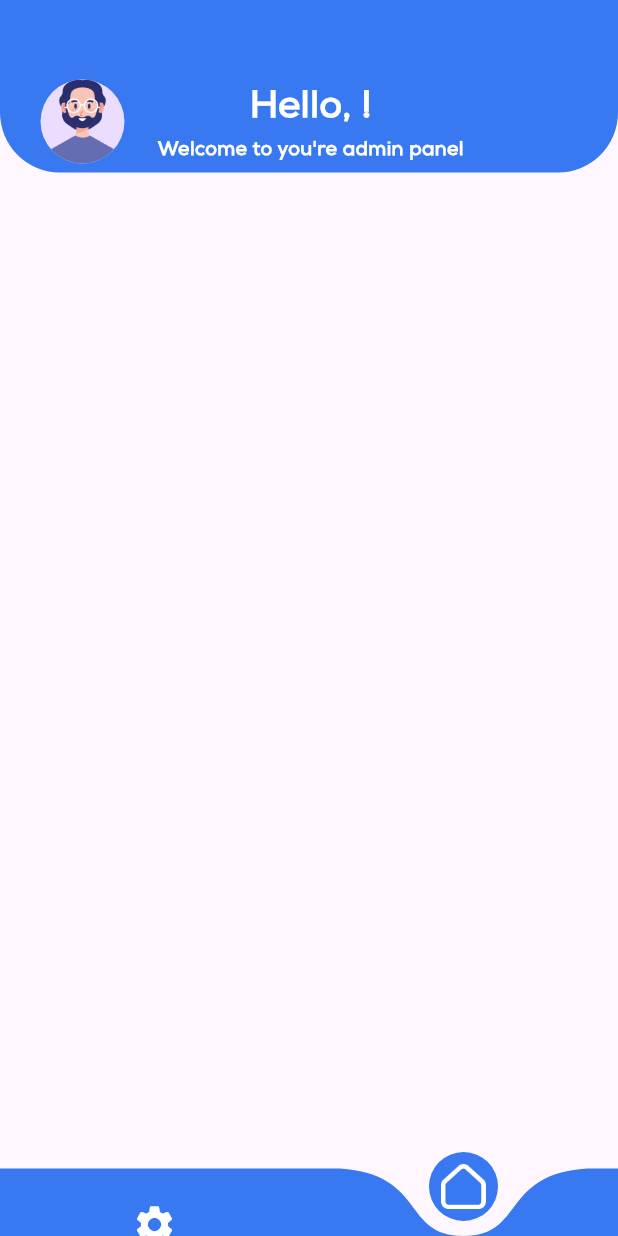
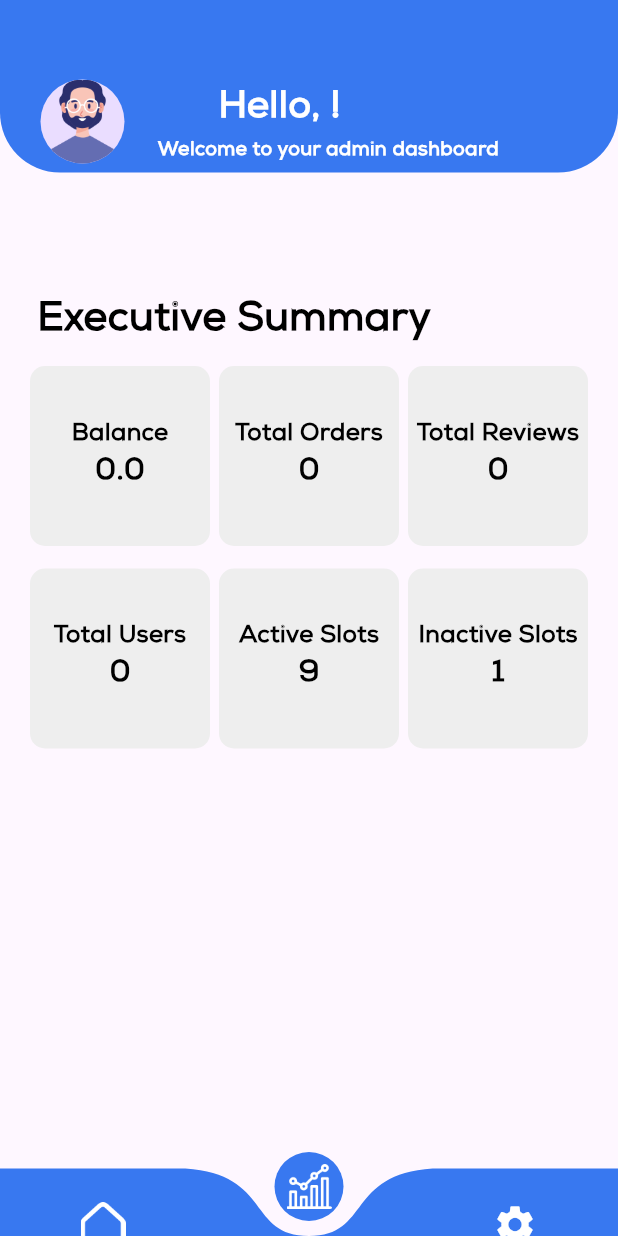
Before and after one commit to i-godz/ParkYaCar, a Flutter app: the AdminHomeNavigator screen opened by its route, on a phone screen of 412 x 824 dp. Run offline on Flutter 3.47's test engine with Material 3 defaults, Android fonts, the light colour scheme and no system bars; drawn by our look-alikes of curved_navigation_bar; our stand-ins replace cloud_firestore, dio, firebase_auth, firebase_core, firebase_storage, flutter_rating_bar and 7 more; missing offline and left inert: qr_code_scanner; accounts and stored records are empty.

Commit message:
added admin dashboard

```diff
--- a/lib/core/utils/app_images.dart
+++ b/lib/core/utils/app_images.dart
@@ -25,6 +25,7 @@ class AppImages {
   static const String OpencameraIcon = "assets/icons/OpencameraIcon.png";
   static const String lineIcon = "assets/icons/line.png";
   static const String carOne = "assets/images/car-1.png";
+ static const String report = "assets/icons/report.png";
 
 //  Profile Screen
   static const String userPicture = "assets/images/user.png";
@@ -47,6 +48,9 @@ class AppImages {
  static const String bottomGateIcon = "assets/icons/gateIcon_2.png";
  static const String parkingHistory = "assets/icons/history.png";
  static const String noData = "assets/images/Nodata.png";
+ static const String cashPayment = "assets/icons/cashPayment.png";
+
+
 
 // Help and Support
   static const String CheerUp = "assets/images/CheerUp.png";
--- a/lib/core/utils/app_route.dart
+++ b/lib/core/utils/app_route.dart
@@ -4,8 +4,9 @@ import 'package:demoapp/features/Authentication/Login/email_forget_password.dart
 import 'package:demoapp/features/Homepage/Camera/Generate_QrCode.dart';
 import 'package:demoapp/features/Homepage/Camera/Qr_Screen.dart';
 import 'package:demoapp/features/Homepage/Home/Admin/AdminBottomNavigator.dart';
+import 'package:demoapp/features/Homepage/Home/Admin/AdminSummary.dart';
 import 'package:demoapp/features/Homepage/Home/Admin/Adminhomepage.dart';
-import 'package:demoapp/features/Homepage/Profile/User/Parking_History/parking_history.dart';
+import 'package:demoapp/features/Homepage/Profile/User/Parking_History/ParkingHistory.dart';
 import 'package:demoapp/features/Payment_Manager/PaymentPage.dart';
 import 'package:demoapp/features/Homepage/Home/User/HomeNavigator.dart';
 import 'package:demoapp/features/Homepage/Home/User/Userhomepage.dart';
@@ -13,7 +14,7 @@ import 'package:demoapp/features/Authentication/Login/loginScreen.dart';
 import 'package:demoapp/features/Authentication/Login/phone_forget_password.dart';
 import 'package:demoapp/features/Authentication/Register/registerScreen.dart';
 import 'package:demoapp/features/Authentication/Register/verify_registration.dart';
-import 'package:demoapp/features/Homepage/Profile/Admin/Add_Admin_Account.dart';
+import 'package:demoapp/features/Homepage/Profile/Admin/AdminSettings.dart';
 import 'package:demoapp/features/Homepage/Profile/Admin/AdminProfile.dart';
 import 'package:demoapp/features/Homepage/Profile/User/AboutUs/about_us.dart';
 import 'package:demoapp/features/Homepage/Profile/User/Account_Preferences/AccountPreference.dart';
@@ -54,12 +55,17 @@ class Routes {
   static const String HelpandSuport = "/HelpandSuport";
   static const String AdminHomeNavigator = "/AdminHomeNavigator";
   static const String ParkingHistory = "/ParkingHistory";
+  static const String AdminSummary = "/AdminSummary";
 
 }
 class AppRoutes {
   static Route<dynamic> generate(RouteSettings settings) {
     switch (settings.name) {
 
+case Routes.AdminSummary: // Add this case
+        return MaterialPageRoute(
+          builder: (context) =>  AdminSummary(),
+        );
 
 case Routes.AdminHomeNavigator: // Add this case
         return MaterialPageRoute(
--- a/lib/features/Homepage/Home/Admin/AdminBottomNavigator.dart
+++ b/lib/features/Homepage/Home/Admin/AdminBottomNavigator.dart
@@ -4,6 +4,7 @@ import 'package:curved_navigation_bar/curved_navigation_bar.dart';
 import 'package:demoapp/core/utils/app_images.dart';
 import 'package:demoapp/features/Authentication/Register/registerScreen.dart';
 import 'package:demoapp/features/Homepage/Camera/Qr_Screen.dart';
+import 'package:demoapp/features/Homepage/Home/Admin/AdminSummary.dart';
 import 'package:demoapp/features/Homepage/Home/Admin/Adminhomepage.dart';
 import 'package:demoapp/features/Homepage/Home/User/Userhomepage.dart';
 import 'package:demoapp/features/Homepage/Profile/Admin/AdminProfile.dart';
@@ -36,10 +37,12 @@ class _AdminHomeNavigatorState extends State<AdminHomeNavigator> {
             height: 45.0,
             index: index,
             items: <Widget>[
-                            const Icon(Icons.settings, size: 30),
 
               Image.asset(AppImages.homeIcon,
                   width: 30, height: 30, color: Colors.white),
+                  Image.asset(AppImages.report,
+                  width: 30, height: 30, color: Colors.white),
+              const Icon(Icons.settings, size: 30)
             ],
             color: AppColors.lightBlue,
             buttonBackgroundColor: AppColors.lightBlue,
@@ -64,10 +67,12 @@ class _AdminHomeNavigatorState extends State<AdminHomeNavigator> {
     // Implement logic to build different pages based on the index
     switch (index) {
       case 0:
+        return AdminHomeScreen();
+      case 1:
+        return AdminSummary();
+      case 2:
+      default:
         return AdminProfileScreen();
-      case 1:
-      default:
-        return AdminHomeScreen();
     }
   }
 }
--- /dev/null
+++ b/lib/features/Homepage/Home/Admin/AdminSummary.dart
@@ -0,0 +1,413 @@
+import 'package:cloud_firestore/cloud_firestore.dart';
+import 'package:demoapp/core/utils/app_colors.dart';
+import 'package:demoapp/core/utils/app_images.dart';
+import 'package:firebase_auth/firebase_auth.dart';
+import 'package:flutter/material.dart';
+
+class AdminSummary extends StatefulWidget {
+  const AdminSummary({Key? key}) : super(key: key);
+
+  @override
+  _AdminSummaryState createState() => _AdminSummaryState();
+}
+
+class _AdminSummaryState extends State<AdminSummary> {
+  final firestore = FirebaseFirestore.instance;
+  final FirebaseAuth _auth = FirebaseAuth.instance;
+
+  String userName = "";
+  String imageUrl = '';
+  int totalTransactions = 0;
+  double totalBalance = 0.0;
+  int totalCustomerUsers = 0;
+  int usersWithRatingCount = 0;
+
+  @override
+  void initState() {
+    super.initState();
+    getData();
+  }
+
+  Future<void> getData() async {
+    User? user = _auth.currentUser;
+    if (user != null) {
+      final DocumentSnapshot userDocs =
+          await firestore.collection("users").doc(user.uid).get();
+
+      if (userDocs.exists) {
+        Map<String, dynamic>? data = userDocs.data() as Map<String, dynamic>?;
+
+        if (data != null) {
+          String fullName = data["name"];
+          List<String> nameParts = fullName.split(" ");
+          if (nameParts.isNotEmpty) {
+            userName = nameParts[0];
+          } else {
+            userName = fullName;
+          }
+
+          // Fetch the user's image URL
+          String? userImageUrl = data["ProfileImage"] as String?;
+          if (userImageUrl != null) {
+            setState(() {
+              imageUrl = userImageUrl; // Update the imageUrl
+            });
+          }
+        }
+      }
+    }
+
+    // Get total transactions count
+    final QuerySnapshot transactionSnapshot =
+        await firestore.collection('transactions').get();
+    totalTransactions = transactionSnapshot.docs.length;
+
+    // Get total balance
+    final QuerySnapshot balanceSnapshot =
+        await firestore.collection('transactions').get();
+    double total = 0.0;
+    for (final doc in balanceSnapshot.docs) {
+      final data = doc.data() as Map<String, dynamic>; // Explicit casting here
+      if (data != null && data['due_amount_paid'] != null) {
+        total +=
+            data['due_amount_paid'] as double; // Ensure the type is correct
+      }
+    }
+    totalBalance = total;
+
+// Get total count of users with role 'Customer'
+    final QuerySnapshot usersSnapshot = await firestore
+        .collection('users')
+        .where('role', isEqualTo: 'Customer')
+        .get();
+    totalCustomerUsers = usersSnapshot.docs.length;
+
+// Initialize a counter for users who left an app rating
+
+// Iterate over each user document
+    for (final userDoc in usersSnapshot.docs) {
+      // Get the user data as a map
+      final userData = userDoc.data() as Map<String, dynamic>;
+
+      // Check if the user has an AppRating field and it's not null
+      if (userData.containsKey('AppRating') && userData['AppRating'] != null) {
+        // Increment the counter if the user left an app rating
+        usersWithRatingCount++;
+      }
+    }
+
+    if (mounted) {
+      // Check if the widget is still mounted before calling setState
+      setState(() {}); // Set state to rebuild the UI after fetching data
+    }
+  }
+
+  @override
+  Widget build(BuildContext context) {
+    ImageProvider userImageProvider;
+
+    if (imageUrl.isNotEmpty) {
+      userImageProvider = NetworkImage(imageUrl);
+    } else {
+      userImageProvider = const AssetImage(AppImages.userPicture);
+    }
+
+    return Scaffold(
+      body: SafeArea(
+        top: false,
+        child: SingleChildScrollView(
+          child: Column(
+            children: [
+              Container(
+                width: double.infinity,
+                height: 115,
+                decoration: const BoxDecoration(
+                  color: AppColors.lightBlue,
+                  borderRadius: BorderRadius.only(
+                    bottomLeft: Radius.circular(40.0),
+                    bottomRight: Radius.circular(40.0),
+                  ),
+                ),
+                child: Center(
+                  child: Row(
+                    children: [
+                      Padding(
+                        padding: const EdgeInsets.fromLTRB(25, 47, 0, 0),
+                        child: Container(
+                          width: 60,
+                          height: 60,
+                          decoration: BoxDecoration(
+                            shape: BoxShape.circle,
+                            border: Border.all(
+                              color: AppColors.lightBlue,
+                              width: 2,
+                            ),
+                          ),
+                          child: Stack(
+                            fit: StackFit.expand,
+                            clipBehavior: Clip.none,
+                            children: [
+                              CircleAvatar(
+                                backgroundImage: userImageProvider,
+                              ),
+                            ],
+                          ),
+                        ),
+                      ),
+                      Column(
+                        children: [
+                          Container(
+                            padding: const EdgeInsets.fromLTRB(0, 55, 45, 0),
+                            child: Text(
+                              "Hello, $userName!",
+                              style: const TextStyle(
+                                fontSize: 25,
+                                fontWeight: FontWeight.bold,
+                                color: Colors.white,
+                                fontFamily: "Nexa",
+                              ),
+                            ),
+                          ),
+                          Container(
+                            padding: const EdgeInsets.fromLTRB(20, 0, 0, 0),
+                            child: const Text(
+                              "Welcome to your admin dashboard",
+                              style: TextStyle(
+                                fontSize: 13,
+                                fontWeight: FontWeight.bold,
+                                color: Colors.white,
+                                fontFamily: "Nexa",
+                              ),
+                            ),
+                          ),
+                        ],
+                      ),
+                    ],
+                  ),
+                ),
+              ),
+              const SizedBox(height: 60),
+              Padding(
+                padding: const EdgeInsets.all(20.0),
+                child: Column(
+                  children: [
+                    Container(
+                      padding: const EdgeInsets.fromLTRB(0, 0, 100, 0),
+                      child: const Text(
+                        "Executive Summary",
+                        style: TextStyle(
+                          fontSize: 27,
+                          fontWeight: FontWeight.bold,
+                          color: Colors.black,
+                          fontFamily: "Nexa",
+                        ),
+                      ),
+                    ),
+                    const SizedBox(height: 10),
+                    Row(
+                      mainAxisAlignment: MainAxisAlignment.spaceBetween,
+                      children: [
+                        Container(
+                          width: 120,
+                          height: 120,
+                          decoration: BoxDecoration(
+                            color: const Color(0xFFEEEEEE),
+                            borderRadius: BorderRadius.circular(10.0),
+                          ),
+                          child: Column(
+                            mainAxisAlignment: MainAxisAlignment.center,
+                            children: [
+                              Text(
+                                "Balance",
+                                style: const TextStyle(
+                                  fontSize: 16,
+                                  fontWeight: FontWeight.bold,
+                                  color: Colors.black,
+                                  fontFamily: "Nexa",
+                                ),
+                              ),
+                              Text(
+                                "$totalBalance", // Replace with actual total order count
+                                style: const TextStyle(
+                                  fontSize: 20,
+                                  fontWeight: FontWeight.bold,
+                                  color: Colors.black,
+                                  fontFamily: "Nexa",
+                                ),
+                              ),
+                            ],
+                          ),
+                        ),
+                        Container(
+                          width: 120,
+                          height: 120,
+                          decoration: BoxDecoration(
+                            color: const Color(0xFFEEEEEE),
+                            borderRadius: BorderRadius.circular(10.0),
+                          ),
+                          child: Column(
+                            mainAxisAlignment: MainAxisAlignment.center,
+                            children: [
+                              Text(
+                                "Total Orders",
+                                style: const TextStyle(
+                                  fontSize: 16,
+                                  fontWeight: FontWeight.bold,
+                                  color: Colors.black,
+                                  fontFamily: "Nexa",
+                                ),
+                              ),
+                              Text(
+                                "$totalTransactions", // Replace with actual total review count
+                                style: const TextStyle(
+                                  fontSize: 20,
+                                  fontWeight: FontWeight.bold,
+                                  color: Colors.black,
+                                  fontFamily: "Nexa",
+                                ),
+                              ),
+                            ],
+                          ),
+                        ),
+                        Container(
+                          width: 120,
+                          height: 120,
+                          decoration: BoxDecoration(
+                            color: const Color(0xFFEEEEEE),
+                            borderRadius: BorderRadius.circular(10.0),
+                          ),
+                          child: Column(
+                            mainAxisAlignment: MainAxisAlignment.center,
+                            children: [
+                              Text(
+                                "Total Reviews",
+                                style: const TextStyle(
+                                  fontSize: 16,
+                                  fontWeight: FontWeight.bold,
+                                  color: Colors.black,
+                                  fontFamily: "Nexa",
+                                ),
+                              ),
+                              Text(
+                                "$usersWithRatingCount", // Replace with actual pending order count
+                                style: const TextStyle(
+                                  fontSize: 20,
+                                  fontWeight: FontWeight.bold,
+                                  color: Colors.black,
+                                  fontFamily: "Nexa",
+                                ),
+                              ),
+                            ],
+                          ),
+                        ),
+                      ],
+                    ),
+                    const SizedBox(height: 15),
+                    Row(
+                      mainAxisAlignment: MainAxisAlignment.spaceBetween,
+                      children: [
+                        Container(
+                          width: 120,
+                          height: 120,
+                          decoration: BoxDecoration(
+                            color: const Color(0xFFEEEEEE),
+                            borderRadius: BorderRadius.circular(10.0),
+                          ),
+                          child: Column(
+                            mainAxisAlignment: MainAxisAlignment.center,
+                            children: [
+                              Text(
+                                "Total Users",
+                                style: const TextStyle(
+                                  fontSize: 16,
+                                  fontWeight: FontWeight.bold,
+                                  color: Colors.black,
+                                  fontFamily: "Nexa",
+                                ),
+                              ),
+                              Text(
+                                "$totalCustomerUsers", // Replace with actual total order count
+                                style: const TextStyle(
+                                  fontSize: 20,
+                                  fontWeight: FontWeight.bold,
+                                  color: Colors.black,
+                                  fontFamily: "Nexa",
+                                ),
+                              ),
+                            ],
+                          ),
+                        ),
+                        Container(
+                          width: 120,
+                          height: 120,
+                          decoration: BoxDecoration(
+                            color: const Color(0xFFEEEEEE),
+                            borderRadius: BorderRadius.circular(10.0),
+                          ),
+                          child: Column(
+                            mainAxisAlignment: MainAxisAlignment.center,
+                            children: [
+                              Text(
+                                "Active Slots",
+                                style: const TextStyle(
+                                  fontSize: 16,
+                                  fontWeight: FontWeight.bold,
+                                  color: Colors.black,
+                                  fontFamily: "Nexa",
+                                ),
+                              ),
+                              Text(
+                                "9", // Replace with actual total review count
+                                style: const TextStyle(
+                                  fontSize: 20,
+                                  fontWeight: FontWeight.bold,
+                                  color: Colors.black,
+                                  fontFamily: "Nexa",
+                                ),
+                              ),
+                            ],
+                          ),
+                        ),
+                        Container(
+                          width: 120,
+                          height: 120,
+                          decoration: BoxDecoration(
+                            color: const Color(0xFFEEEEEE),
+                            borderRadius: BorderRadius.circular(10.0),
+                          ),
+                          child: Column(
+                            mainAxisAlignment: MainAxisAlignment.center,
+                            children: [
+                              Text(
+                                "Inactive Slots",
+                                style: const TextStyle(
+                                  fontSize: 16,
+                                  fontWeight: FontWeight.bold,
+                                  color: Colors.black,
+                                  fontFamily: "Nexa",
+                                ),
+                              ),
+                              Text(
+                                "1", // Replace with actual pending order count
+                                style: const TextStyle(
+                                  fontSize: 20,
+                                  fontWeight: FontWeight.bold,
+                                  color: Colors.black,
+                                  fontFamily: "Nexa",
+                                ),
+                              ),
+                            ],
+                          ),
+                        ),
+                      ],
+                    ),
+                  ],
+                ),
+              ),
+            ],
+          ),
+        ),
+      ),
+    );
+  }
+}
--- a/lib/features/Homepage/Home/User/Userhomepage.dart
+++ b/lib/features/Homepage/Home/User/Userhomepage.dart
@@ -190,7 +190,7 @@ class _HomeScreenState extends State<homeScreen> {
               Stack(
                 children: [
                   Container(
-  margin: EdgeInsets.fromLTRB(16, 620, 16, 0), // Adjust margin as needed
+             margin: EdgeInsets.fromLTRB(16, 620, 16, 0), // Adjust margin as needed
   width: double.infinity,
   child: Text(
     "T W O            W A Y             T R A F F I C",
--- a/lib/features/Homepage/Profile/Admin/AdminProfile.dart
+++ b/lib/features/Homepage/Profile/Admin/AdminProfile.dart
@@ -12,6 +12,7 @@ import 'package:flutter/foundation.dart';
 import 'package:flutter/material.dart';
 import 'package:flutter_rating_bar/flutter_rating_bar.dart';
 import 'package:image_picker/image_picker.dart';
+import 'package:qr_code_scanner/qr_code_scanner.dart';
 
 class AdminProfileScreen extends StatefulWidget {
   AdminProfileScreen({Key? key}) : super(key: key);
@@ -29,6 +30,8 @@ class _AdminProfileScreen extends State<AdminProfileScreen> {
       TextEditingController(text: '0.0');
   File? file;
   Uint8List? _image;
+  late QRViewController controller;
+  final GlobalKey qrKey = GlobalKey(debugLabel: 'QR');
 
   Future<void> updateUserData(Uint8List? image) async {
     User? user = _auth.currentUser;
@@ -204,6 +207,13 @@ class _AdminProfileScreen extends State<AdminProfileScreen> {
               },
             ),
             ProfileMenu(
+              text: "Cash Payments",
+              icon: AppImages.cashPayment,
+              press: () {
+                scanQr();
+              },
+            ),
+            ProfileMenu(
               text: "Open Gates",
               icon: AppImages.gateIcon,
               press: () {
@@ -221,6 +231,34 @@ class _AdminProfileScreen extends State<AdminProfileScreen> {
         ),
       ),
     );
+  }
+
+  void _onQRViewCreated(QRViewController controller) {
+    setState(() {
+      this.controller = controller;
+    });
+    controller.scannedDataStream.listen((scanData) {
+      // Process the scanned QR code data
+      print('Scanned QR Code: ${scanData.code}');
+      // Add your code to process the scanned QR code data here
+    });
+  }
+
+  Future<void> scanQr() async {
+    try {
+      Navigator.push(
+        context,
+        MaterialPageRoute(
+          builder: (context) => QRView(
+            key: GlobalKey(debugLabel: 'QR'),
+            onQRViewCreated: _onQRViewCreated,
+          ),
+        ),
+      );
+    } catch (e) {
+      print('Error opening QR scanner: $e');
+      // Handle the error appropriately
+    }
   }
 
   void openGates(BuildContext context) {
--- a/lib/main.dart
+++ b/lib/main.dart
@@ -3,6 +3,7 @@ import 'package:demoapp/core/utils/app_route.dart';
 import 'package:firebase_auth/firebase_auth.dart';
 import 'package:firebase_core/firebase_core.dart';
 import 'package:flutter/material.dart';
+import 'package:cloud_firestore/cloud_firestore.dart';
 
 void main() async {
   WidgetsFlutterBinding.ensureInitialized();
@@ -22,7 +23,13 @@ void main() async {
   // Wait for the login check before deciding the start screen
   bool isLoggedIn = await checkIfLogin();
   if (onboarding != null) {
-    startScreen = isLoggedIn ? Routes.HomeNavigator : Routes.loginScreen;
+    // If logged in, fetch the user's role
+    if (isLoggedIn) {
+      String userRole = await getUserRole();
+      startScreen = userRole == 'Admin' ? Routes.AdminHomeNavigator : Routes.HomeNavigator;
+    } else {
+      startScreen = Routes.loginScreen;
+    }
   } else {
     startScreen = Routes.onboardingScreen;
   }
@@ -30,6 +37,20 @@ void main() async {
   runApp(MyApp(
     startWidget: startScreen,
   ));
+}
+
+// Function to fetch the user's role from Firestore
+Future<String> getUserRole() async {
+  FirebaseAuth auth = FirebaseAuth.instance;
+  User? user = auth.currentUser;
+  if (user != null) {
+    var snapshot = await FirebaseFirestore.instance.collection('users').doc(user.uid).get();
+    if (snapshot.exists) {
+      return snapshot.get('role');
+    }
+  }
+  // Default to user role if role not found
+  return 'User';
 }
 
 class MyApp extends StatefulWidget {
```
Also changed, not shown: lib/features/Homepage/Camera/Qr_Screen.dart (+24 -27 lines), lib/features/Homepage/Home/Admin/Adminhomepage.dart (+8 -15 lines), assets/icons/cashPayment.png (added), assets/icons/report.png (added), lib/features/Homepage/Home/Admin/usersWebView.dart (deleted), lib/features/Homepage/Profile/Admin/AdminSettings.dart (renamed from lib/features/Homepage/Profile/Admin/Add_Admin_Account.dart), lib/features/Homepage/Profile/User/Parking_History/ParkingHistory.dart (renamed from lib/features/Homepage/Profile/User/Parking_History/parking_history.dart).
